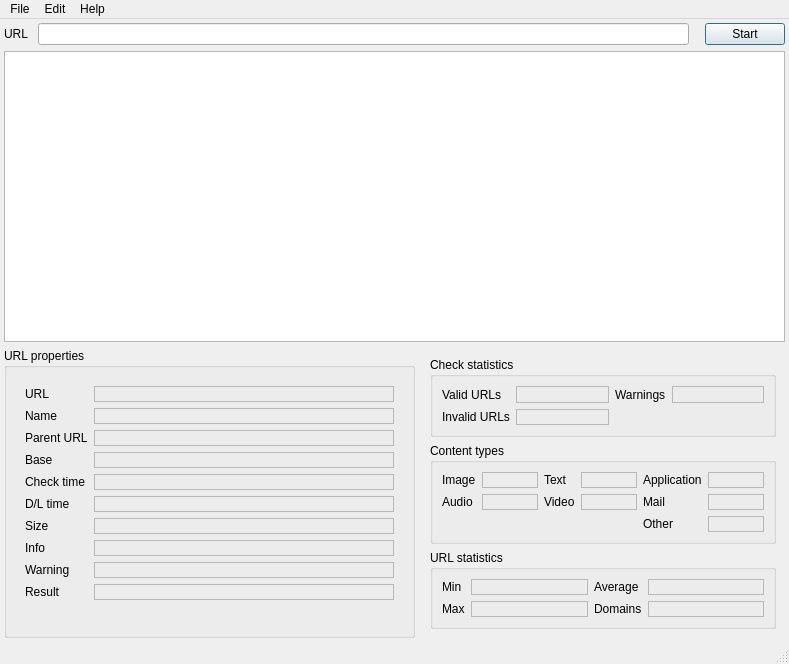
Old version of the form linkcheck/gui/ui/main.ui in the repository wummel/linkchecker.
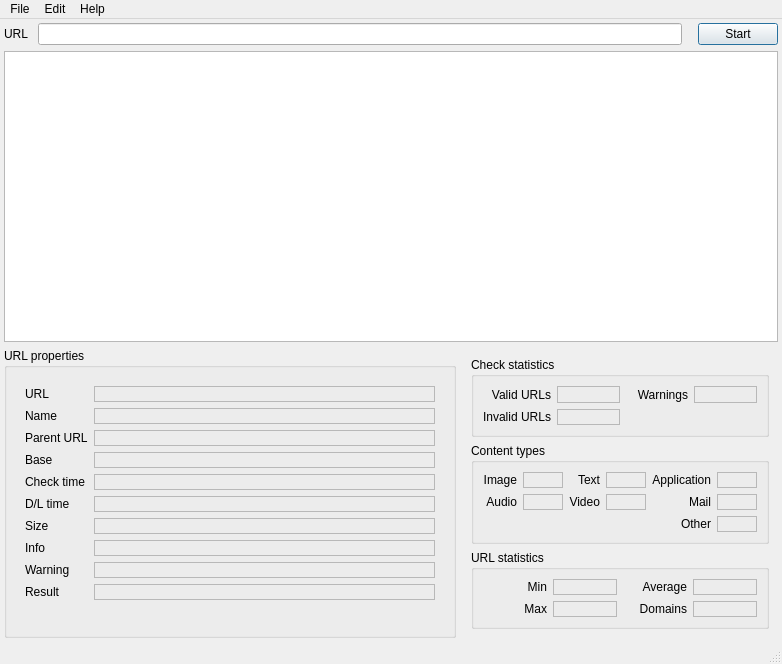
New version of the form. Icons and pictures are not drawn. Custom widgets are drawn as their Qt base class.

Diff of the .ui file:
```diff
--- a/linkcheck/gui/ui/main.ui
+++ b/linkcheck/gui/ui/main.ui
@@ -6,7 +6,7 @@
    <rect>
     <x>0</x>
     <y>0</y>
-    <width>789</width>
+    <width>782</width>
     <height>664</height>
    </rect>
   </property>
@@ -544,7 +544,7 @@
       <item>
        <widget class="QFrame" name="statistics">
         <property name="sizePolicy">
-         <sizepolicy hsizetype="Expanding" vsizetype="Preferred">
+         <sizepolicy hsizetype="Minimum" vsizetype="Preferred">
           <horstretch>0</horstretch>
           <verstretch>0</verstretch>
          </sizepolicy>
@@ -555,25 +555,46 @@
         <layout class="QVBoxLayout" name="verticalLayout_2">
          <item>
           <widget class="QGroupBox" name="groupBox">
+           <property name="sizePolicy">
+            <sizepolicy hsizetype="Minimum" vsizetype="Preferred">
+             <horstretch>0</horstretch>
+             <verstretch>0</verstretch>
+            </sizepolicy>
+           </property>
            <property name="title">
             <string>Check statistics</string>
            </property>
            <layout class="QGridLayout" name="gridLayout">
             <item row="0" column="0">
              <widget class="QLabel" name="label_24">
+              <property name="sizePolicy">
+               <sizepolicy hsizetype="Minimum" vsizetype="Preferred">
+                <horstretch>0</horstretch>
+                <verstretch>0</verstretch>
+               </sizepolicy>
+              </property>
               <property name="text">
                <string>Valid URLs</string>
               </property>
+              <property name="alignment">
+               <set>Qt::AlignRight|Qt::AlignTrailing|Qt::AlignVCenter</set>
+              </property>
              </widget>
             </item>
             <item row="0" column="1">
              <widget class="QLabel" name="stats_valid_urls">
               <property name="sizePolicy">
-               <sizepolicy hsizetype="MinimumExpanding" vsizetype="Preferred">
+               <sizepolicy hsizetype="Minimum" vsizetype="Preferred">
                 <horstretch>0</horstretch>
                 <verstretch>0</verstretch>
                </sizepolicy>
               </property>
+              <property name="minimumSize">
+               <size>
+                <width>30</width>
+                <height>0</height>
+               </size>
+              </property>
               <property name="frameShape">
                <enum>QFrame::StyledPanel</enum>
               </property>
@@ -593,19 +614,34 @@
             </item>
             <item row="0" column="2">
              <widget class="QLabel" name="label_26">
+              <property name="sizePolicy">
+               <sizepolicy hsizetype="Minimum" vsizetype="Preferred">
+                <horstretch>0</horstretch>
+                <verstretch>0</verstretch>
+               </sizepolicy>
+              </property>
               <property name="text">
                <string>Warnings</string>
               </property>
+              <property name="alignment">
+               <set>Qt::AlignRight|Qt::AlignTrailing|Qt::AlignVCenter</set>
+              </property>
              </widget>
             </item>
             <item row="0" column="3">
              <widget class="QLabel" name="stats_warnings">
               <property name="sizePolicy">
-               <sizepolicy hsizetype="MinimumExpanding" vsizetype="Preferred">
+               <sizepolicy hsizetype="Minimum" vsizetype="Preferred">
                 <horstretch>0</horstretch>
                 <verstretch>0</verstretch>
                </sizepolicy>
               </property>
+              <property name="minimumSize">
+               <size>
+                <width>30</width>
+                <height>0</height>
+               </size>
+              </property>
               <property name="frameShape">
                <enum>QFrame::StyledPanel</enum>
               </property>
@@ -625,19 +661,34 @@
             </item>
             <item row="1" column="0">
              <widget class="QLabel" name="label_25">
+              <property name="sizePolicy">
+               <sizepolicy hsizetype="Minimum" vsizetype="Preferred">
+                <horstretch>0</horstretch>
+                <verstretch>0</verstretch>
+               </sizepolicy>
+              </property>
               <property name="text">
                <string>Invalid URLs</string>
               </property>
+              <property name="alignment">
+               <set>Qt::AlignRight|Qt::AlignTrailing|Qt::AlignVCenter</set>
+              </property>
              </widget>
             </item>
             <item row="1" column="1">
              <widget class="QLabel" name="stats_invalid_urls">
               <property name="sizePolicy">
-               <sizepolicy hsizetype="MinimumExpanding" vsizetype="Preferred">
+               <sizepolicy hsizetype="Minimum" vsizetype="Preferred">
                 <horstretch>0</horstretch>
                 <verstretch>0</verstretch>
                </sizepolicy>
               </property>
+              <property name="minimumSize">
+               <size>
+                <width>30</width>
+                <height>0</height>
+               </size>
+              </property>
               <property name="frameShape">
                <enum>QFrame::StyledPanel</enum>
               </property>
@@ -660,25 +711,46 @@
          </item>
          <item>
           <widget class="QGroupBox" name="groupBox_3">
+           <property name="sizePolicy">
+            <sizepolicy hsizetype="Minimum" vsizetype="Preferred">
+             <horstretch>0</horstretch>
+             <verstretch>0</verstretch>
+            </sizepolicy>
+           </property>
            <property name="title">
             <string>Content types</string>
            </property>
            <layout class="QGridLayout" name="gridLayout_2">
             <item row="0" column="0">
              <widget class="QLabel" name="label_6">
+              <property name="sizePolicy">
+               <sizepolicy hsizetype="Minimum" vsizetype="Preferred">
+                <horstretch>0</horstretch>
+                <verstretch>0</verstretch>
+               </sizepolicy>
+              </property>
               <property name="text">
                <string>Image</string>
               </property>
+              <property name="alignment">
+               <set>Qt::AlignRight|Qt::AlignTrailing|Qt::AlignVCenter</set>
+              </property>
              </widget>
             </item>
             <item row="0" column="1">
              <widget class="QLabel" name="stats_content_image">
               <property name="sizePolicy">
-               <sizepolicy hsizetype="MinimumExpanding" vsizetype="Preferred">
+               <sizepolicy hsizetype="Minimum" vsizetype="Preferred">
                 <horstretch>0</horstretch>
                 <verstretch>0</verstretch>
                </sizepolicy>
               </property>
+              <property name="minimumSize">
+               <size>
+                <width>40</width>
+                <height>0</height>
+               </size>
+              </property>
               <property name="frameShape">
                <enum>QFrame::StyledPanel</enum>
               </property>
@@ -698,19 +770,34 @@
             </item>
             <item row="0" column="2">
              <widget class="QLabel" name="label_13">
+              <property name="sizePolicy">
+               <sizepolicy hsizetype="Minimum" vsizetype="Preferred">
+                <horstretch>0</horstretch>
+                <verstretch>0</verstretch>
+               </sizepolicy>
+              </property>
               <property name="text">
                <string>Text</string>
               </property>
+              <property name="alignment">
+               <set>Qt::AlignRight|Qt::AlignTrailing|Qt::AlignVCenter</set>
+              </property>
              </widget>
             </item>
             <item row="0" column="3">
              <widget class="QLabel" name="stats_content_text">
               <property name="sizePolicy">
-               <sizepolicy hsizetype="MinimumExpanding" vsizetype="Preferred">
+               <sizepolicy hsizetype="Minimum" vsizetype="Preferred">
                 <horstretch>0</horstretch>
                 <verstretch>0</verstretch>
                </sizepolicy>
               </property>
+              <property name="minimumSize">
+               <size>
+                <width>40</width>
+                <height>0</height>
+               </size>
+              </property>
               <property name="frameShape">
                <enum>QFrame::StyledPanel</enum>
               </property>
@@ -730,19 +817,34 @@
             </item>
             <item row="0" column="4">
              <widget class="QLabel" name="label_27">
+              <property name="sizePolicy">
+               <sizepolicy hsizetype="Minimum" vsizetype="Preferred">
+                <horstretch>0</horstretch>
+                <verstretch>0</verstretch>
+               </sizepolicy>
+              </property>
               <property name="text">
                <string>Application</string>
               </property>
+              <property name="alignment">
+               <set>Qt::AlignRight|Qt::AlignTrailing|Qt::AlignVCenter</set>
+              </property>
              </widget>
             </item>
             <item row="0" column="5">
              <widget class="QLabel" name="stats_content_application">
               <property name="sizePolicy">
-               <sizepolicy hsizetype="MinimumExpanding" vsizetype="Preferred">
+               <sizepolicy hsizetype="Minimum" vsizetype="Preferred">
                 <horstretch>0</horstretch>
                 <verstretch>0</verstretch>
                </sizepolicy>
               </property>
+              <property name="minimumSize">
+               <size>
+                <width>40</width>
+                <height>0</height>
+               </size>
+              </property>
               <property name="frameShape">
                <enum>QFrame::StyledPanel</enum>
               </property>
@@ -762,19 +864,34 @@
             </item>
             <item row="1" column="0">
              <widget class="QLabel" name="label_17">
+              <property name="sizePolicy">
+               <sizepolicy hsizetype="Minimum" vsizetype="Preferred">
+                <horstretch>0</horstretch>
+                <verstretch>0</verstretch>
+               </sizepolicy>
+              </property>
               <property name="text">
                <string>Audio</string>
               </property>
+              <property name="alignment">
+               <set>Qt::AlignRight|Qt::AlignTrailing|Qt::AlignVCenter</set>
+              </property>
              </widget>
             </item>
             <item row="1" column="1">
              <widget class="QLabel" name="stats_content_audio">
               <property name="sizePolicy">
-               <sizepolicy hsizetype="MinimumExpanding" vsizetype="Preferred">
+               <sizepolicy hsizetype="Minimum" vsizetype="Preferred">
                 <horstretch>0</horstretch>
                 <verstretch>0</verstretch>
                </sizepolicy>
               </property>
+              <property name="minimumSize">
+               <size>
+                <width>40</width>
+                <height>0</height>
+               </size>
+              </property>
               <property name="frameShape">
                <enum>QFrame::StyledPanel</enum>
               </property>
@@ -794,19 +911,34 @@
             </item>
             <item row="1" column="2">
              <widget class="QLabel" name="label_21">
+              <property name="sizePolicy">
+               <sizepolicy hsizetype="Minimum" vsizetype="Preferred">
+                <horstretch>0</horstretch>
+                <verstretch>0</verstretch>
+               </sizepolicy>
+              </property>
               <property name="text">
                <string>Video</string>
               </property>
+              <property name="alignment">
+               <set>Qt::AlignRight|Qt::AlignTrailing|Qt::AlignVCenter</set>
+              </property>
              </widget>
             </item>
             <item row="1" column="3">
              <widget class="QLabel" name="stats_content_video">
               <property name="sizePolicy">
-               <sizepolicy hsizetype="MinimumExpanding" vsizetype="Preferred">
+               <sizepolicy hsizetype="Minimum" vsizetype="Preferred">
                 <horstretch>0</horstretch>
                 <verstretch>0</verstretch>
                </sizepolicy>
               </property>
+              <property name="minimumSize">
+               <size>
+                <width>40</width>
+                <height>0</height>
+               </size>
+              </property>
               <property name="frameShape">
                <enum>QFrame::StyledPanel</enum>
               </property>
@@ -827,11 +959,17 @@
             <item row="2" column="5">
              <widget class="QLabel" name="stats_content_other">
               <property name="sizePolicy">
-               <sizepolicy hsizetype="MinimumExpanding" vsizetype="Preferred">
+               <sizepolicy hsizetype="Minimum" vsizetype="Preferred">
                 <horstretch>0</horstretch>
                 <verstretch>0</verstretch>
                </sizepolicy>
               </property>
+              <property name="minimumSize">
+               <size>
+                <width>40</width>
+                <height>0</height>
+               </size>
+              </property>
               <property name="frameShape">
                <enum>QFrame::StyledPanel</enum>
               </property>
@@ -851,19 +989,34 @@
             </item>
             <item row="2" column="4">
              <widget class="QLabel" name="label_23">
+              <property name="sizePolicy">
+               <sizepolicy hsizetype="Minimum" vsizetype="Preferred">
+                <horstretch>0</horstretch>
+                <verstretch>0</verstretch>
+               </sizepolicy>
+              </property>
               <property name="text">
                <string>Other</string>
               </property>
+              <property name="alignment">
+               <set>Qt::AlignRight|Qt::AlignTrailing|Qt::AlignVCenter</set>
+              </property>
              </widget>
             </item>
             <item row="1" column="5">
              <widget class="QLabel" name="stats_content_mail">
               <property name="sizePolicy">
-               <sizepolicy hsizetype="MinimumExpanding" vsizetype="Preferred">
+               <sizepolicy hsizetype="Minimum" vsizetype="Preferred">
                 <horstretch>0</horstretch>
                 <verstretch>0</verstretch>
                </sizepolicy>
               </property>
+              <property name="minimumSize">
+               <size>
+                <width>40</width>
+                <height>0</height>
+               </size>
+              </property>
               <property name="frameShape">
                <enum>QFrame::StyledPanel</enum>
               </property>
@@ -883,9 +1036,18 @@
             </item>
             <item row="1" column="4">
              <widget class="QLabel" name="label_22">
+              <property name="sizePolicy">
+               <sizepolicy hsizetype="Minimum" vsizetype="Preferred">
+                <horstretch>0</horstretch>
+                <verstretch>0</verstretch>
+               </sizepolicy>
+              </property>
               <property name="text">
                <string>Mail</string>
               </property>
+              <property name="alignment">
+               <set>Qt::AlignRight|Qt::AlignTrailing|Qt::AlignVCenter</set>
+              </property>
              </widget>
             </item>
            </layout>
@@ -893,25 +1055,46 @@
          </item>
          <item>
           <widget class="QGroupBox" name="groupBox_2">
+           <property name="sizePolicy">
+            <sizepolicy hsizetype="Minimum" vsizetype="Preferred">
+             <horstretch>0</horstretch>
+             <verstretch>0</verstretch>
+            </sizepolicy>
+           </property>
            <property name="title">
             <string>URL statistics</string>
            </property>
            <layout class="QGridLayout" name="gridLayout_3">
             <item row="0" column="0">
              <widget class="QLabel" name="label_18">
+              <property name="sizePolicy">
+               <sizepolicy hsizetype="Minimum" vsizetype="Preferred">
+                <horstretch>0</horstretch>
+                <verstretch>0</verstretch>
+               </sizepolicy>
+              </property>
               <property name="text">
                <string>Min</string>
               </property>
+              <property name="alignment">
+               <set>Qt::AlignRight|Qt::AlignTrailing|Qt::AlignVCenter</set>
+              </property>
              </widget>
             </item>
             <item row="0" column="1">
              <widget class="QLabel" name="stats_url_minlen">
               <property name="sizePolicy">
-               <sizepolicy hsizetype="MinimumExpanding" vsizetype="Preferred">
+               <sizepolicy hsizetype="Minimum" vsizetype="Preferred">
                 <horstretch>0</horstretch>
                 <verstretch>0</verstretch>
                </sizepolicy>
               </property>
+              <property name="minimumSize">
+               <size>
+                <width>30</width>
+                <height>0</height>
+               </size>
+              </property>
               <property name="frameShape">
                <enum>QFrame::StyledPanel</enum>
               </property>
@@ -931,19 +1114,34 @@
             </item>
             <item row="0" column="2">
              <widget class="QLabel" name="label_20">
+              <property name="sizePolicy">
+               <sizepolicy hsizetype="Minimum" vsizetype="Preferred">
+                <horstretch>0</horstretch>
+                <verstretch>0</verstretch>
+               </sizepolicy>
+              </property>
               <property name="text">
                <string>Average</string>
               </property>
+              <property name="alignment">
+               <set>Qt::AlignRight|Qt::AlignTrailing|Qt::AlignVCenter</set>
+              </property>
              </widget>
             </item>
             <item row="0" column="3">
              <widget class="QLabel" name="stats_url_avglen">
               <property name="sizePolicy">
-               <sizepolicy hsizetype="MinimumExpanding" vsizetype="Preferred">
+               <sizepolicy hsizetype="Minimum" vsizetype="Preferred">
                 <horstretch>0</horstretch>
                 <verstretch>0</verstretch>
                </sizepolicy>
               </property>
+              <property name="minimumSize">
+               <size>
+                <width>30</width>
+                <height>0</height>
+               </size>
+              </property>
               <property name="frameShape">
                <enum>QFrame::StyledPanel</enum>
               </property>
@@ -963,19 +1161,34 @@
             </item>
             <item row="1" column="0">
              <widget class="QLabel" name="label_19">
+              <property name="sizePolicy">
+               <sizepolicy hsizetype="Minimum" vsizetype="Preferred">
+                <horstretch>0</horstretch>
+                <verstretch>0</verstretch>
+               </sizepolicy>
+              </property>
               <property name="text">
                <string>Max</string>
               </property>
+              <property name="alignment">
+               <set>Qt::AlignRight|Qt::AlignTrailing|Qt::AlignVCenter</set>
+              </property>
              </widget>
             </item>
             <item row="1" column="1">
              <widget class="QLabel" name="stats_url_maxlen">
               <property name="sizePolicy">
-               <sizepolicy hsizetype="MinimumExpanding" vsizetype="Preferred">
+               <sizepolicy hsizetype="Minimum" vsizetype="Preferred">
                 <horstretch>0</horstretch>
                 <verstretch>0</verstretch>
                </sizepolicy>
               </property>
+              <property name="minimumSize">
+               <size>
+                <width>30</width>
+                <height>0</height>
+               </size>
+              </property>
               <property name="frameShape">
                <enum>QFrame::StyledPanel</enum>
               </property>
@@ -995,19 +1208,34 @@
             </item>
             <item row="1" column="2">
              <widget class="QLabel" name="label_14">
+              <property name="sizePolicy">
+               <sizepolicy hsizetype="Minimum" vsizetype="Preferred">
+                <horstretch>0</horstretch>
+                <verstretch>0</verstretch>
+               </sizepolicy>
+              </property>
               <property name="text">
                <string>Domains</string>
               </property>
+              <property name="alignment">
+               <set>Qt::AlignRight|Qt::AlignTrailing|Qt::AlignVCenter</set>
+              </property>
              </widget>
             </item>
             <item row="1" column="3">
              <widget class="QLabel" name="stats_domains">
               <property name="sizePolicy">
-               <sizepolicy hsizetype="MinimumExpanding" vsizetype="Preferred">
+               <sizepolicy hsizetype="Minimum" vsizetype="Preferred">
                 <horstretch>0</horstretch>
                 <verstretch>0</verstretch>
                </sizepolicy>
               </property>
+              <property name="minimumSize">
+               <size>
+                <width>30</width>
+                <height>0</height>
+               </size>
+              </property>
               <property name="frameShape">
                <enum>QFrame::StyledPanel</enum>
               </property>
@@ -1040,7 +1268,7 @@
     <rect>
      <x>0</x>
      <y>0</y>
-     <width>789</width>
+     <width>782</width>
      <height>21</height>
     </rect>
    </property>
```
